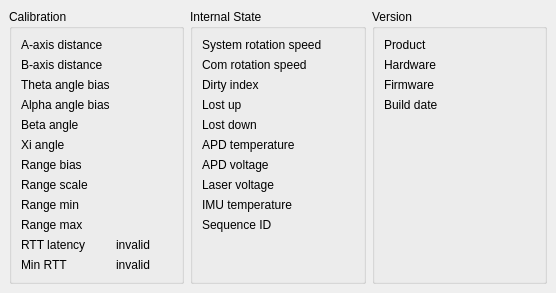
Before: the Qt Designer form src/DiagnosticsDock.ui in markgol/L2diagnostic, drawn with Qt 5.
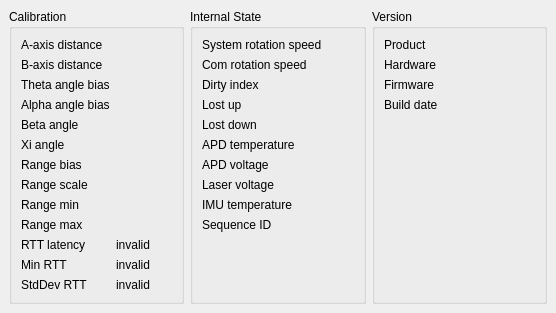
After: the same form once the commit is applied.

The edit to the form file:
```diff
--- a/src/DiagnosticsDock.ui
+++ b/src/DiagnosticsDock.ui
@@ -7,7 +7,7 @@
     <x>0</x>
     <y>0</y>
     <width>556</width>
-    <height>244</height>
+    <height>269</height>
    </rect>
   </property>
   <property name="windowTitle">
@@ -157,6 +157,20 @@
          </property>
         </widget>
        </item>
+       <item row="12" column="0">
+        <widget class="QLabel" name="lblStdDevRTTtext">
+         <property name="text">
+          <string>StdDev RTT</string>
+         </property>
+        </widget>
+       </item>
+       <item row="12" column="1">
+        <widget class="QLabel" name="lblStdDevRTTvalue">
+         <property name="text">
+          <string>invalid</string>
+         </property>
+        </widget>
+       </item>
       </layout>
      </widget>
     </item>
```
